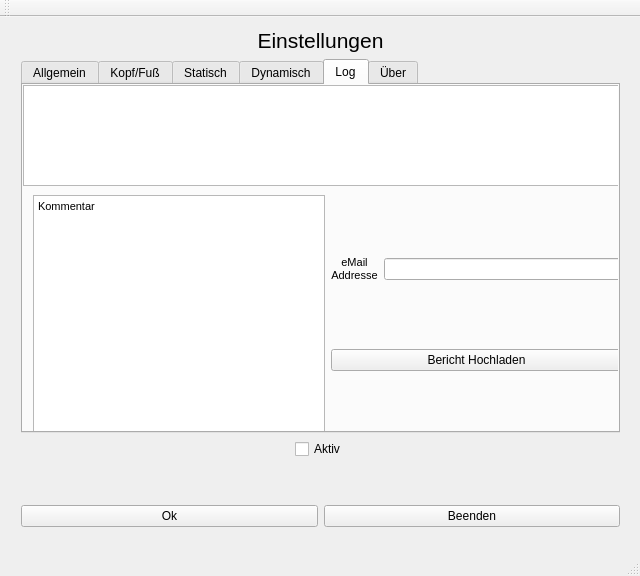
Merhoc/re-stand-in, file rsi.ui: the form before one commit.
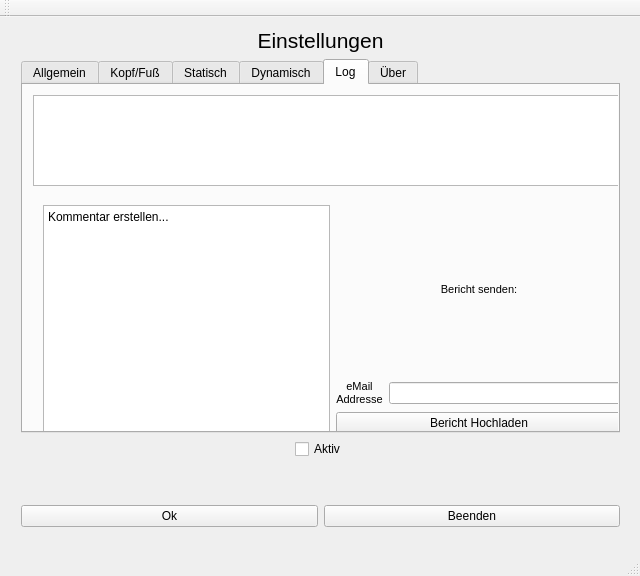
The form after the commit. The open tabs and pages were chosen to show the change.

Patch:
```diff
--- a/rsi.ui
+++ b/rsi.ui
@@ -367,10 +367,10 @@
         <widget class="QPlainTextEdit" name="log">
          <property name="geometry">
           <rect>
-           <x>0</x>
-           <y>0</y>
-           <width>611</width>
-           <height>101</height>
+           <x>10</x>
+           <y>10</y>
+           <width>601</width>
+           <height>91</height>
           </rect>
          </property>
          <property name="undoRedoEnabled">
@@ -383,30 +383,37 @@
         <widget class="QWidget" name="horizontalLayoutWidget_2">
          <property name="geometry">
           <rect>
-           <x>-1</x>
-           <y>99</y>
-           <width>611</width>
-           <height>261</height>
+           <x>9</x>
+           <y>109</y>
+           <width>601</width>
+           <height>251</height>
           </rect>
          </property>
          <layout class="QHBoxLayout" name="horizontalLayout_4">
           <item>
-           <widget class="QTextBrowser" name="textBrowser">
-            <property name="html">
-             <string>&lt;!DOCTYPE HTML PUBLIC &quot;-//W3C//DTD HTML 4.0//EN&quot; &quot;http://www.w3.org/TR/REC-html40/strict.dtd&quot;&gt;
-&lt;html&gt;&lt;head&gt;&lt;meta name=&quot;qrichtext&quot; content=&quot;1&quot; /&gt;&lt;style type=&quot;text/css&quot;&gt;
-p, li { white-space: pre-wrap; }
-&lt;/style&gt;&lt;/head&gt;&lt;body style=&quot; font-family:'MS Shell Dlg 2'; font-size:8.25pt; font-weight:400; font-style:normal;&quot;&gt;
-&lt;p style=&quot; margin-top:0px; margin-bottom:0px; margin-left:0px; margin-right:0px; -qt-block-indent:0; text-indent:0px;&quot;&gt;&lt;span style=&quot; font-size:8pt;&quot;&gt;Kommentar&lt;/span&gt;&lt;/p&gt;&lt;/body&gt;&lt;/html&gt;</string>
+           <widget class="QPlainTextEdit" name="reportComment">
+            <property name="plainText">
+             <string>Kommentar erstellen...</string>
             </property>
            </widget>
           </item>
           <item>
            <layout class="QVBoxLayout" name="verticalLayout_3">
+            <item>
+             <widget class="QLabel" name="label_6">
+              <property name="text">
+               <string>&lt;!DOCTYPE HTML PUBLIC &quot;-//W3C//DTD HTML 4.0//EN&quot; &quot;http://www.w3.org/TR/REC-html40/strict.dtd&quot;&gt;
+&lt;html&gt;&lt;head&gt;&lt;meta name=&quot;qrichtext&quot; content=&quot;1&quot; /&gt;&lt;style type=&quot;text/css&quot;&gt;
+p, li { white-space: pre-wrap; }
+&lt;/style&gt;&lt;/head&gt;&lt;body style=&quot; font-family:'MS Shell Dlg 2'; font-size:8.25pt; font-weight:400; font-style:normal;&quot;&gt;
+&lt;p align=&quot;center&quot; style=&quot; margin-top:0px; margin-bottom:0px; margin-left:0px; margin-right:0px; -qt-block-indent:0; text-indent:0px;&quot;&gt;&lt;span style=&quot; font-size:8pt;&quot;&gt;Bericht senden:&lt;/span&gt;&lt;/p&gt;&lt;/body&gt;&lt;/html&gt;</string>
+              </property>
+             </widget>
+            </item>
             <item>
              <layout class="QHBoxLayout" name="horizontalLayout_5">
               <item>
-               <widget class="QLabel" name="label_6">
+               <widget class="QLabel" name="eMail">
                 <property name="text">
                  <string>&lt;!DOCTYPE HTML PUBLIC &quot;-//W3C//DTD HTML 4.0//EN&quot; &quot;http://www.w3.org/TR/REC-html40/strict.dtd&quot;&gt;
 &lt;html&gt;&lt;head&gt;&lt;meta name=&quot;qrichtext&quot; content=&quot;1&quot; /&gt;&lt;style type=&quot;text/css&quot;&gt;
```
Left out of the diff: 4 changed lines with no effect on the pictures.
